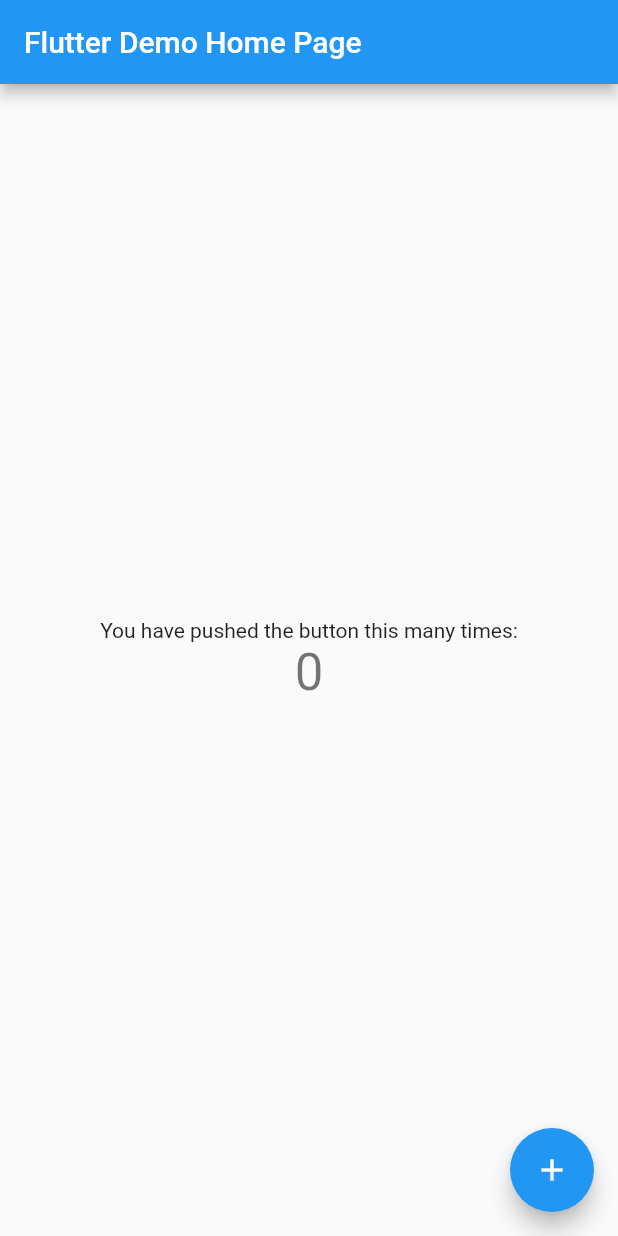
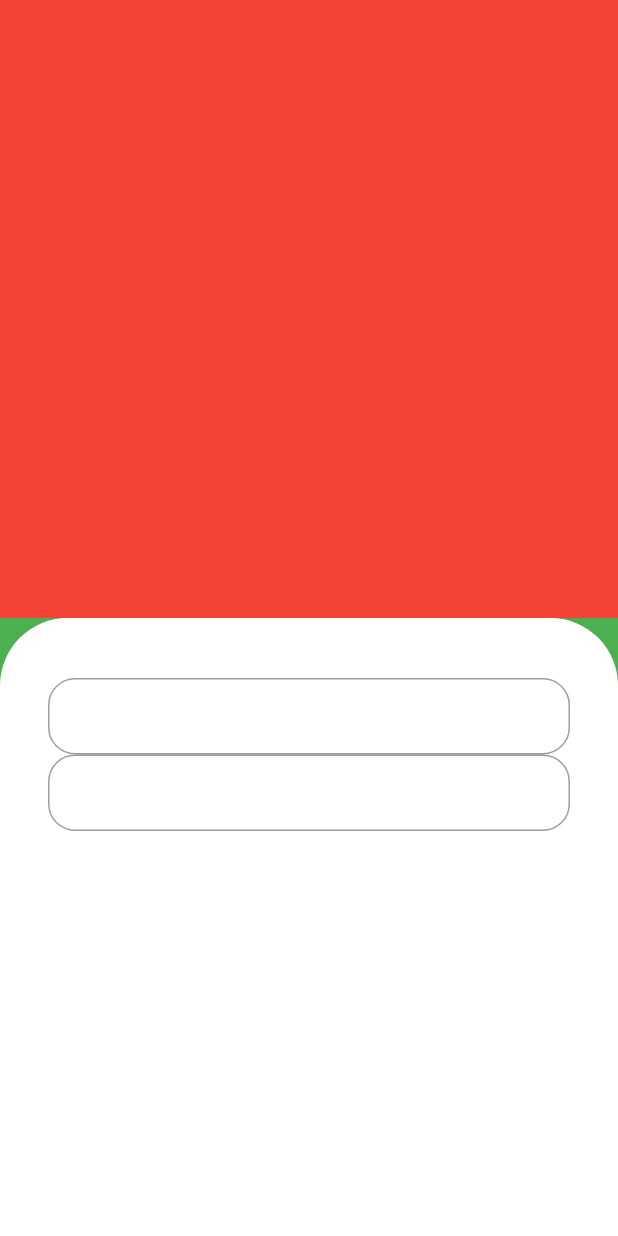
Before and after one commit to lamecksilva/lameco_grocery, a Flutter app: the screen it shows after launch, on a phone screen of 412 x 824 dp. Run offline on Flutter 3.47's test engine with Material 2 defaults, Android fonts, the phone set to English and light mode, and no system bars.

Commit message:
feat(-signIn): Adiciona tela de SignIn, campos de email e senha

```diff
--- a/lib/main.dart
+++ b/lib/main.dart
@@ -1,4 +1,5 @@
 import 'package:flutter/material.dart';
+import 'package:lameco_grocery/src/auth/sign_in_screen.dart';
 
 void main() {
   runApp(const MyApp());
@@ -11,105 +12,11 @@
   @override
   Widget build(BuildContext context) {
     return MaterialApp(
-      title: 'Flutter Demo',
-      theme: ThemeData(
-        // This is the theme of your application.
-        //
-        // Try running your application with "flutter run". You'll see the
-        // application has a blue toolbar. Then, without quitting the app, try
-        // changing the primarySwatch below to Colors.green and then invoke
-        // "hot reload" (press "r" in the console where you ran "flutter run",
-        // or simply save your changes to "hot reload" in a Flutter IDE).
-        // Notice that the counter didn't reset back to zero; the application
-        // is not restarted.
-        primarySwatch: Colors.blue,
-      ),
-      home: const MyHomePage(title: 'Flutter Demo Home Page'),
-    );
+        title: 'Flutter Demo',
+        theme: ThemeData(
+          primarySwatch: Colors.green,
+        ),
+        debugShowCheckedModeBanner: false,
+        home: const SignInScreen());
   }
 }
-
-class MyHomePage extends StatefulWidget {
-  const MyHomePage({super.key, required this.title});
-
-  // This widget is the home page of your application. It is stateful, meaning
-  // that it has a State object (defined below) that contains fields that affect
-  // how it looks.
-
-  // This class is the configuration for the state. It holds the values (in this
-  // case the title) provided by the parent (in this case the App widget) and
-  // used by the build method of the State. Fields in a Widget subclass are
-  // always marked "final".
-
-  final String title;
-
-  @override
-  State<MyHomePage> createState() => _MyHomePageState();
-}
-
-class _MyHomePageState extends State<MyHomePage> {
-  int _counter = 0;
-
-  void _incrementCounter() {
-    setState(() {
-      // This call to setState tells the Flutter framework that something has
-      // changed in this State, which causes it to rerun the build method below
-      // so that the display can reflect the updated values. If we changed
-      // _counter without calling setState(), then the build method would not be
-      // called again, and so nothing would appear to happen.
-      _counter++;
-    });
-  }
-
-  @override
-  Widget build(BuildContext context) {
-    // This method is rerun every time setState is called, for instance as done
-    // by the _incrementCounter method above.
-    //
-    // The Flutter framework has been optimized to make rerunning build methods
-    // fast, so that you can just rebuild anything that needs updating rather
-    // than having to individually change instances of widgets.
-    return Scaffold(
-      appBar: AppBar(
-        // Here we take the value from the MyHomePage object that was created by
-        // the App.build method, and use it to set our appbar title.
-        title: Text(widget.title),
-      ),
-      body: Center(
-        // Center is a layout widget. It takes a single child and positions it
-        // in the middle of the parent.
-        child: Column(
-          // Column is also a layout widget. It takes a list of children and
-          // arranges them vertically. By default, it sizes itself to fit its
-          // children horizontally, and tries to be as tall as its parent.
-          //
-          // Invoke "debug painting" (press "p" in the console, choose the
-          // "Toggle Debug Paint" action from the Flutter Inspector in Android
-          // Studio, or the "Toggle Debug Paint" command in Visual Studio Code)
-          // to see the wireframe for each widget.
-          //
-          // Column has various properties to control how it sizes itself and
-          // how it positions its children. Here we use mainAxisAlignment to
-          // center the children vertically; the main axis here is the vertical
-          // axis because Columns are vertical (the cross axis would be
-          // horizontal).
-          mainAxisAlignment: MainAxisAlignment.center,
-          children: <Widget>[
-            const Text(
-              'You have pushed the button this many times:',
-            ),
-            Text(
-              '$_counter',
-              style: Theme.of(context).textTheme.headline4,
-            ),
-          ],
-        ),
-      ),
-      floatingActionButton: FloatingActionButton(
-        onPressed: _incrementCounter,
-        tooltip: 'Increment',
-        child: const Icon(Icons.add),
-      ), // This trailing comma makes auto-formatting nicer for build methods.
-    );
-  }
-}
--- /dev/null
+++ b/lib/src/auth/sign_in_screen.dart
@@ -0,0 +1,44 @@
+import 'package:flutter/material.dart';
+
+class SignInScreen extends StatelessWidget {
+  const SignInScreen({super.key});
+
+  @override
+  Widget build(BuildContext context) {
+    return Scaffold(
+      backgroundColor: Colors.green,
+      body: Column(children: [
+        Expanded(
+          child: Container(
+            color: Colors.red,
+          ),
+        ),
+        Expanded(
+            child: Container(
+          padding: const EdgeInsets.symmetric(horizontal: 32, vertical: 40),
+          decoration: const BoxDecoration(
+              color: Colors.white,
+              borderRadius: BorderRadius.vertical(top: Radius.circular(45))),
+          child: Column(children: [
+            // Email
+            TextFormField(
+              decoration: InputDecoration(
+                  isDense: true,
+                  border: OutlineInputBorder(
+                      borderRadius: BorderRadius.circular(18))),
+            ),
+
+            TextFormField(
+               decoration: InputDecoration(
+                  isDense: true,
+                  border: OutlineInputBorder(
+                      borderRadius: BorderRadius.circular(18))),
+            ),
+
+            // Senha
+          ]),
+        ))
+      ]),
+    );
+  }
+}
```
